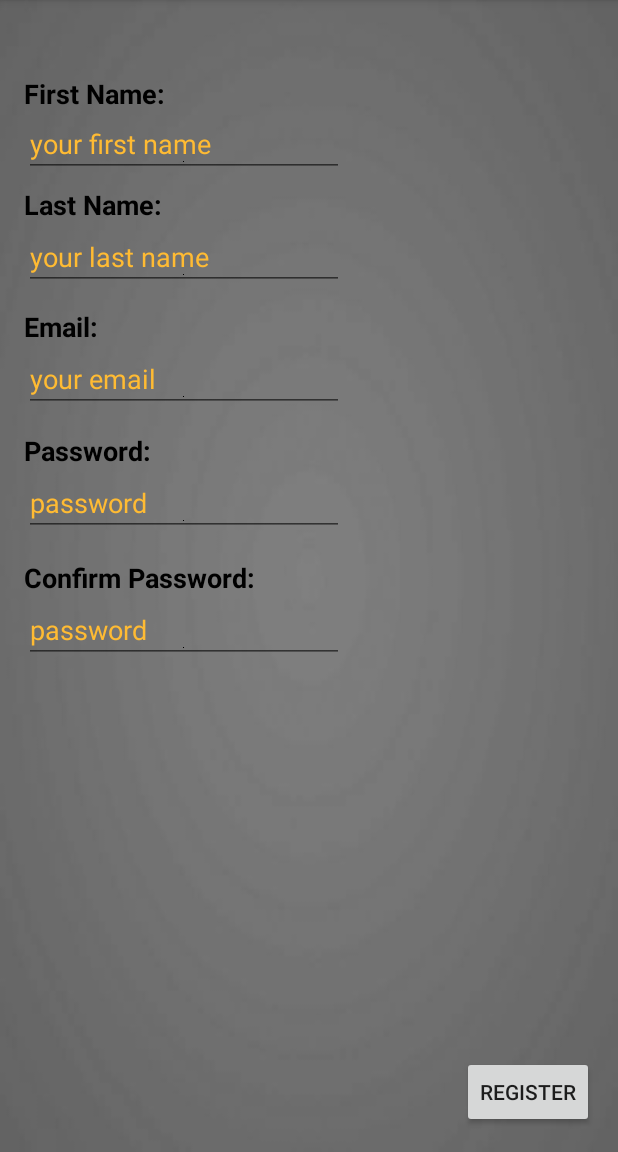
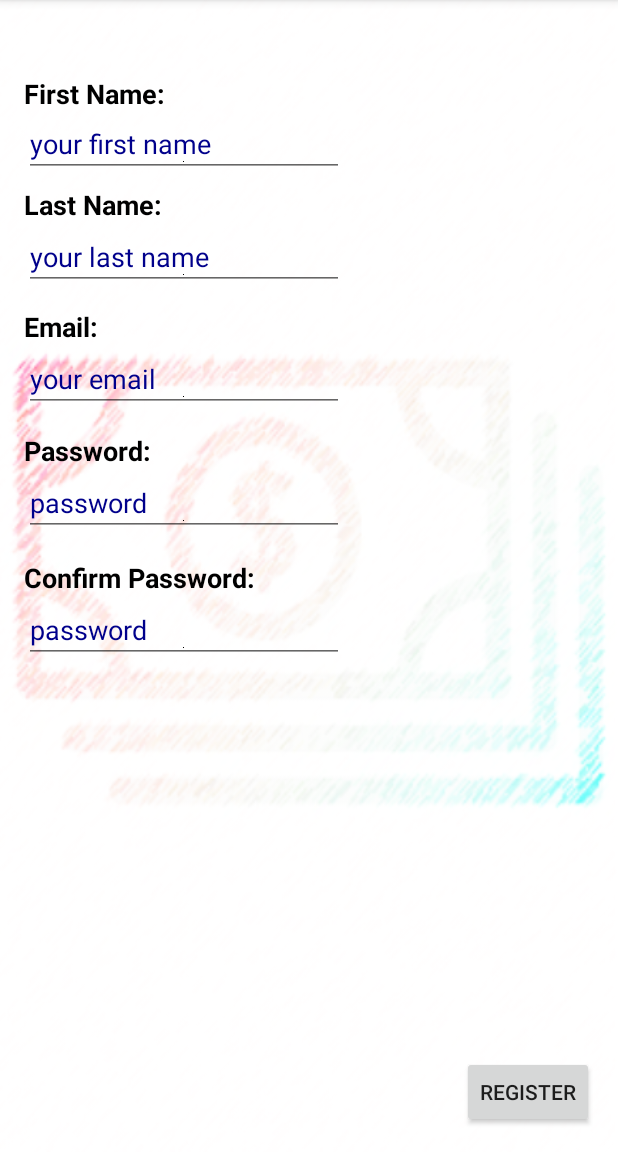
Before and after one commit to dmuffler/TCSS_450_App, an Android app: the fragment RegisterFragment placed in its activity, on a phone screen of 412 x 824 dp, the part 84-1236 px from its top. Run offline under Robolectric (Android 15) with nearby library versions, the phone set to English and light mode, and no system bars.

Commit message:
Reimplemented checks for register to use harder pass methods, added new background and launcher icon, did small fixes to text fields, fixed tutorial frag 3 editable radio buttons.

```diff
--- a/SmartConvert/app/src/main/AndroidManifest.xml
+++ b/SmartConvert/app/src/main/AndroidManifest.xml
@@ -8,9 +8,9 @@
 
     <application
         android:allowBackup="true"
-        android:icon="@mipmap/ic_launcher"
+        android:icon="@drawable/icon"
         android:label="@string/app_name"
-        android:roundIcon="@mipmap/ic_launcher_round"
+        android:roundIcon="@drawable/icon"
         android:supportsRtl="true"
         android:theme="@style/AppTheme">
         <activity
--- a/SmartConvert/app/src/main/java/group6/tcss450/uw/edu/smartconvert/MainActivity.java
+++ b/SmartConvert/app/src/main/java/group6/tcss450/uw/edu/smartconvert/MainActivity.java
@@ -8,7 +8,6 @@ import android.location.Geocoder;
 import android.location.Location;
 import android.net.Uri;
 import android.os.Bundle;
-import android.provider.ContactsContract;
 import android.support.annotation.NonNull;
 import android.support.annotation.Nullable;
 import android.support.v4.app.ActivityCompat;
@@ -34,7 +33,6 @@ import com.google.android.gms.location.LocationRequest;
 import com.google.android.gms.location.LocationServices;
 
 import java.io.IOException;
-import java.util.ArrayList;
 import java.util.Currency;
 import java.util.List;
 import java.util.Locale;
--- a/SmartConvert/app/src/main/res/layout/fragment_confirm_email.xml
+++ b/SmartConvert/app/src/main/res/layout/fragment_confirm_email.xml
@@ -30,8 +30,7 @@
             android:ems="10"
             android:hint="@string/verificationCodeHint"
             android:inputType="text"
-            android:textColor="@android:color/holo_orange_light"
-            android:textColorHint="@android:color/holo_orange_light"
+
             app:layout_constraintBottom_toBottomOf="parent"
             app:layout_constraintLeft_toLeftOf="parent"
             app:layout_constraintRight_toRightOf="parent"
--- a/SmartConvert/app/src/main/res/layout/fragment_convert.xml
+++ b/SmartConvert/app/src/main/res/layout/fragment_convert.xml
@@ -52,8 +52,6 @@
             android:gravity="center_horizontal"
             android:hint="@string/amount"
             android:inputType="number"
-            android:textColor="@android:color/holo_orange_light"
-            android:textColorHint="@android:color/holo_orange_light"
             app:layout_constraintBottom_toBottomOf="parent"
             app:layout_constraintHorizontal_bias="0.031"
             app:layout_constraintLeft_toLeftOf="parent"
@@ -74,8 +72,6 @@
             android:gravity="center_horizontal"
             android:textAlignment="center"
             android:textAppearance="@style/TextAppearance.AppCompat"
-            android:textColor="@android:color/holo_orange_light"
-            android:textColorHint="@android:color/holo_orange_light"
             android:textSize="24sp"
             app:layout_constraintBottom_toBottomOf="parent"
             app:layout_constraintHorizontal_bias="0.968"
@@ -105,7 +101,6 @@
             android:layout_height="wrap_content"
             android:layout_marginTop="8dp"
             android:text="->"
-            android:textColor="@android:color/holo_orange_light"
             android:textSize="24sp"
             app:layout_constraintHorizontal_bias="0.501"
             app:layout_constraintLeft_toLeftOf="parent"
--- a/SmartConvert/app/src/main/res/layout/fragment_login.xml
+++ b/SmartConvert/app/src/main/res/layout/fragment_login.xml
@@ -19,8 +19,6 @@
             android:ems="10"
             android:hint="@string/password_string"
             android:inputType="textPassword"
-            android:textColor="@android:color/holo_orange_light"
-            android:textColorHint="@android:color/holo_orange_light"
             app:layout_constraintLeft_toLeftOf="parent"
             app:layout_constraintRight_toRightOf="parent"
             app:layout_constraintTop_toBottomOf="@+id/usernameField" />
@@ -33,8 +31,6 @@
             android:ems="10"
             android:hint="@string/username_string"
             android:inputType="textPersonName"
-            android:textColor="@android:color/holo_orange_light"
-            android:textColorHint="@android:color/holo_orange_light"
             app:layout_constraintBottom_toBottomOf="parent"
             app:layout_constraintLeft_toLeftOf="parent"
             app:layout_constraintRight_toRightOf="parent"
--- a/SmartConvert/app/src/main/res/layout/fragment_register.xml
+++ b/SmartConvert/app/src/main/res/layout/fragment_register.xml
@@ -46,8 +46,6 @@
             android:ems="10"
             android:hint="@string/fname_hint"
             android:inputType="textPersonName"
-            android:textColor="@android:color/holo_orange_light"
-            android:textColorHint="@android:color/holo_orange_light"
             app:layout_constraintLeft_toLeftOf="parent"
             app:layout_constraintTop_toBottomOf="@+id/nameFirstView" />
 
@@ -62,8 +60,6 @@
             android:ems="10"
             android:hint="@string/lname_hint"
             android:inputType="textPersonName"
-            android:textColor="@android:color/holo_orange_light"
-            android:textColorHint="@android:color/holo_orange_light"
             app:layout_constraintLeft_toLeftOf="parent"
             app:layout_constraintTop_toBottomOf="@+id/nameFirstView" />
 
@@ -106,8 +102,6 @@
             android:ems="10"
             android:hint="@string/email_hint"
             android:inputType="textEmailAddress"
-            android:textColor="@android:color/holo_orange_light"
-            android:textColorHint="@android:color/holo_orange_light"
             app:layout_constraintLeft_toLeftOf="parent"
             app:layout_constraintTop_toBottomOf="@+id/emailView" />
 
@@ -136,8 +130,6 @@
             android:ems="10"
             android:hint="@string/password_hint"
             android:inputType="textPassword"
-            android:textColor="@android:color/holo_orange_light"
-            android:textColorHint="@android:color/holo_orange_light"
             app:layout_constraintLeft_toLeftOf="parent"
             app:layout_constraintTop_toBottomOf="@+id/passRegView" />
 
@@ -166,8 +158,6 @@
             android:ems="10"
             android:hint="@string/password_hint"
             android:inputType="textPassword"
-            android:textColor="@android:color/holo_orange_light"
-            android:textColorHint="@android:color/holo_orange_light"
             app:layout_constraintLeft_toLeftOf="parent"
             app:layout_constraintTop_toBottomOf="@+id/confirmPassRegView" />
     </android.support.constraint.ConstraintLayout>
--- a/SmartConvert/app/src/main/res/layout/fragment_tutorial1.xml
+++ b/SmartConvert/app/src/main/res/layout/fragment_tutorial1.xml
@@ -32,7 +32,6 @@
             android:layout_marginRight="0dp"
             android:background="?android:attr/selectableItemBackground"
             android:text=">"
-            android:textColor="@android:color/holo_orange_light"
             android:textSize="36sp"
             app:layout_constraintBottom_toBottomOf="parent"
             app:layout_constraintRight_toRightOf="parent"
@@ -62,7 +61,6 @@
             android:layout_marginRight="16dp"
             android:background="?android:attr/selectableItemBackground"
             android:text="@string/skip_string"
-            android:textColor="@android:color/holo_orange_light"
             app:layout_constraintBottom_toBottomOf="parent"
             app:layout_constraintRight_toRightOf="parent" />
 
--- a/SmartConvert/app/src/main/res/layout/fragment_tutorial2.xml
+++ b/SmartConvert/app/src/main/res/layout/fragment_tutorial2.xml
@@ -17,7 +17,6 @@
             android:layout_marginRight="0dp"
             android:background="?android:attr/selectableItemBackground"
             android:text=">"
-            android:textColor="@android:color/holo_orange_light"
             android:textSize="36sp"
             app:layout_constraintBottom_toBottomOf="parent"
             app:layout_constraintRight_toRightOf="parent"
@@ -31,7 +30,6 @@
             android:layout_marginLeft="-10dp"
             android:background="?android:attr/selectableItemBackground"
             android:text="&lt;"
-            android:textColor="@android:color/holo_orange_light"
             android:textSize="36sp"
             app:layout_constraintBottom_toBottomOf="parent"
             app:layout_constraintLeft_toLeftOf="parent"
@@ -46,7 +44,6 @@
             android:layout_marginRight="16dp"
             android:background="?android:attr/selectableItemBackground"
             android:text="@string/skip_string"
-            android:textColor="@android:color/holo_orange_light"
             app:layout_constraintBottom_toBottomOf="parent"
             app:layout_constraintRight_toRightOf="parent" />
 
@@ -119,7 +116,6 @@
             android:gravity="center"
             android:inputType="textPersonName"
             android:text="@string/example_amount_2_string"
-            android:textColor="@android:color/holo_orange_light"
             app:layout_constraintRight_toRightOf="parent"
             android:layout_marginTop="30dp"
             app:layout_constraintTop_toBottomOf="@+id/currBTutorialView" />
@@ -137,7 +133,6 @@
             android:gravity="center"
             android:inputType="textPersonName"
             android:text="@string/example_amount_1_string"
-            android:textColor="@android:color/holo_orange_light"
             app:layout_constraintLeft_toLeftOf="parent"
             android:layout_marginTop="30dp"
             app:layout_constraintTop_toBottomOf="@+id/currATutorialView" />
@@ -161,7 +156,6 @@
             android:layout_height="wrap_content"
             android:layout_marginTop="8dp"
             android:text="->"
-            android:textColor="@android:color/holo_orange_light"
             android:textSize="24sp"
             app:layout_constraintLeft_toLeftOf="parent"
             app:layout_constraintRight_toRightOf="parent"
--- a/SmartConvert/app/src/main/res/layout/fragment_tutorial3.xml
+++ b/SmartConvert/app/src/main/res/layout/fragment_tutorial3.xml
@@ -17,7 +17,6 @@
             android:layout_marginLeft="-10dp"
             android:background="?android:attr/selectableItemBackground"
             android:text="&lt;"
-            android:textColor="@android:color/holo_orange_light"
             android:textSize="36sp"
             app:layout_constraintBottom_toBottomOf="parent"
             app:layout_constraintLeft_toLeftOf="parent"
@@ -32,7 +31,6 @@
             android:layout_marginRight="16dp"
             android:background="?android:attr/selectableItemBackground"
             android:text="@string/skip_string"
-            android:textColor="@android:color/holo_orange_light"
             app:layout_constraintBottom_toBottomOf="parent"
             app:layout_constraintRight_toRightOf="parent" />
 
@@ -82,7 +80,6 @@
                 android:layout_width="wrap_content"
                 android:layout_height="wrap_content"
                 android:layout_weight="1"
-                android:editable="false"
                 android:text="@string/end_tutorial_first_string"
                 android:textSize="18sp"
                 android:textStyle="bold"
@@ -95,7 +92,6 @@
                 android:layout_width="wrap_content"
                 android:layout_height="wrap_content"
                 android:layout_weight="1"
-                android:editable="false"
                 android:text="@string/end_tutorial_second_string"
                 android:textSize="18sp"
                 android:textStyle="bold" />
@@ -105,7 +101,6 @@
                 android:layout_width="wrap_content"
                 android:layout_height="wrap_content"
                 android:layout_weight="1"
-                android:editable="false"
                 android:text="@string/end_tutorial_third_string"
                 android:textSize="18sp"
                 android:textStyle="bold" />
@@ -115,7 +110,6 @@
                 android:layout_width="wrap_content"
                 android:layout_height="wrap_content"
                 android:layout_weight="1"
-                android:editable="false"
                 android:text="@string/end_tutorial_fourth_string"
                 android:textSize="18sp"
                 android:textStyle="bold" />
--- a/SmartConvert/app/src/main/res/values/colors.xml
+++ b/SmartConvert/app/src/main/res/values/colors.xml
@@ -3,4 +3,5 @@
     <color name="colorPrimary">#3f51b5</color>
     <color name="colorPrimaryDark">#303F9F</color>
     <color name="colorAccent">#FF4081</color>
+    <color name="dark_blue">#00008B</color>
 </resources>
--- a/SmartConvert/app/src/main/res/values/styles.xml
+++ b/SmartConvert/app/src/main/res/values/styles.xml
@@ -6,6 +6,7 @@
         <item name="colorPrimary">@color/colorPrimary</item>
         <item name="colorPrimaryDark">@color/colorPrimaryDark</item>
         <item name="colorAccent">@color/colorAccent</item>
+        <item name="android:textColorHint">@color/dark_blue</item>
     </style>
 
     <style name="AppTheme.NoActionBar">
```
Also changed, not shown: SmartConvert/app/src/main/java/group6/tcss450/uw/edu/smartconvert/RegisterFragment.java (+67 -3 lines), SmartConvert/app/src/main/res/drawable/background.png, SmartConvert/app/src/main/res/drawable/icon.png (added).
